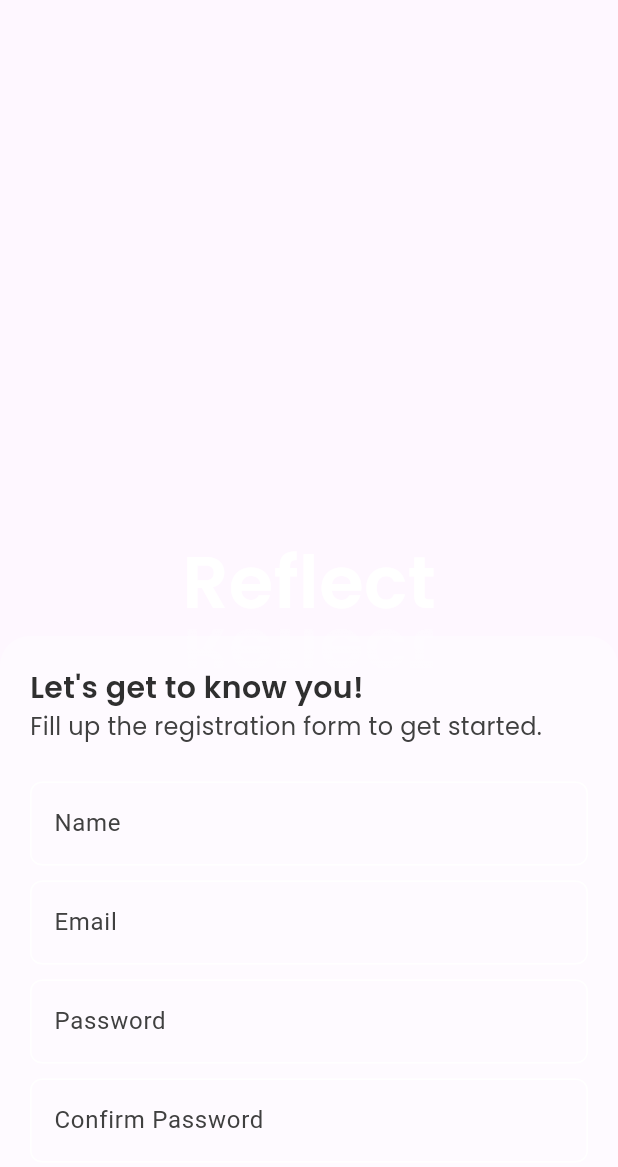
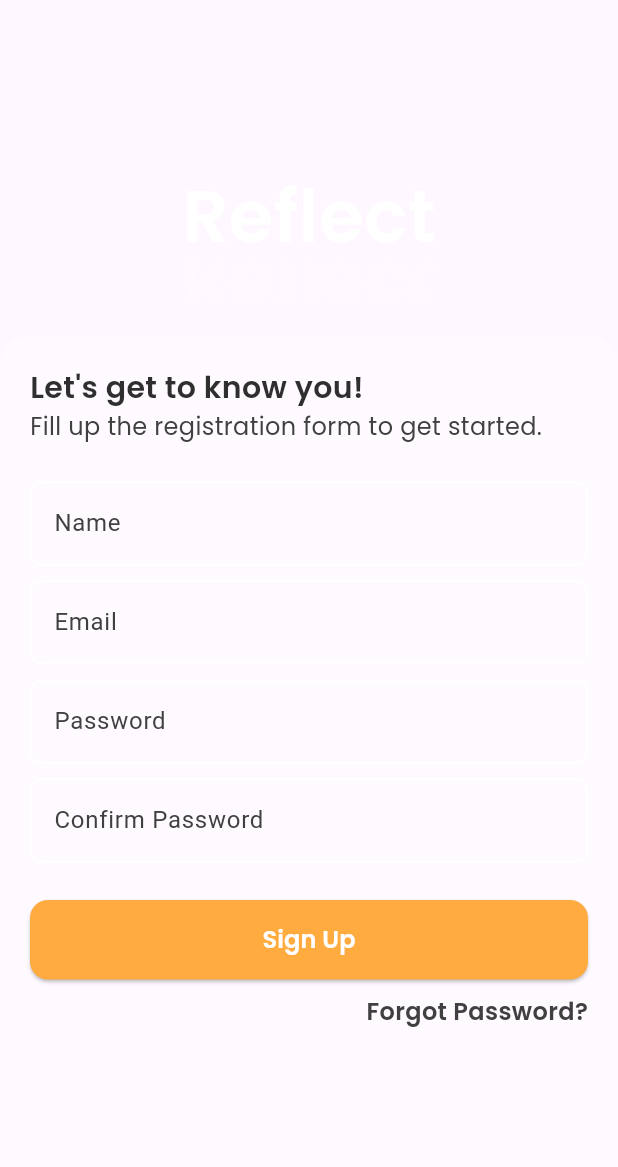
Before and after one commit to AkashP4769/reflect, a Flutter app: the screen it shows after launch, on a phone screen of 412 x 824 dp. Shown: the top 1167 px of the screen. Run offline on Flutter 3.47's test engine with Material 3 defaults, Android fonts, the phone set to English and light mode, and no system bars; our stand-ins replace chewie, video_player.

Commit message:
sign up button

```diff
--- a/lib/components/signup/signup_card.dart
+++ b/lib/components/signup/signup_card.dart
@@ -40,12 +40,12 @@
   @override
   Widget build(BuildContext context) {
     return Container(
-      height: 400,
+      height: 600,
       width: MediaQuery.of(context).size.width,
-      padding: EdgeInsets.symmetric(vertical: 20, horizontal: 20),
+      padding: const EdgeInsets.symmetric(vertical: 20, horizontal: 20),
       decoration: BoxDecoration(
         color: Colors.white.withOpacity(0.4),
-        borderRadius: BorderRadius.only(topLeft: Radius.circular(20), topRight: Radius.circular(20))
+        borderRadius: const BorderRadius.only(topLeft: Radius.circular(20), topRight: Radius.circular(20))
       ),
       child: Column(
         crossAxisAlignment: CrossAxisAlignment.start,
@@ -53,11 +53,36 @@
           Text("Let's get to know you!", style: TextStyle(color: darkGrey, fontSize: 20, fontFamily: "Poppins", fontWeight: FontWeight.w600),),
           Text("Fill up the registration form to get started.", style: TextStyle(color: grey, fontSize: 16, fontFamily: "Poppins", fontWeight: FontWeight.w400),),
 
-          SizedBox(height: 20,),
+          const SizedBox(height: 20,),
           SignUpTextField(text: "Name", controller: nameController),
           SignUpTextField(text: "Email", controller: emailController),
           SignUpTextField(text: "Password", controller: passwordController),
-          SignUpTextField(text: "Confirm Password", controller: confirmPasswordController)
+          SignUpTextField(text: "Confirm Password", controller: confirmPasswordController),
+          const SizedBox(height: 20,),
+
+          Align(
+            alignment: Alignment.center,
+            child: ElevatedButton(
+              onPressed: (){
+
+              },
+              style: ElevatedButton.styleFrom(
+                backgroundColor: Colors.orangeAccent,
+                minimumSize: Size(double.infinity, 50),
+                padding: const EdgeInsets.symmetric(vertical: 15),
+                shape: RoundedRectangleBorder(
+                  borderRadius: BorderRadius.circular(12)
+                )
+              ),
+              child: Text("Sign Up", style: TextStyle(color: Colors.white, fontSize: 16, fontFamily: "Poppins", fontWeight: FontWeight.w600),),
+            ),
+          ),
+          SizedBox(height: 10,),
+          Align(
+            alignment: Alignment.centerRight,
+            child: Text("Forgot Password?", style: TextStyle(color: grey, fontSize: 16, fontFamily: "Poppins", fontWeight: FontWeight.w600),),
+          )
+
         ],
       ),
 
--- a/lib/pages/bg_splash.dart
+++ b/lib/pages/bg_splash.dart
@@ -23,6 +23,8 @@
     _chewieController = ChewieController(videoPlayerController: _controller,
       autoPlay: true,
       looping: true,
+      showControls: false,
+      showOptions: false
     );
   }
 
--- a/lib/pages/login.dart
+++ b/lib/pages/login.dart
@@ -21,7 +21,10 @@
           alignment: Alignment.center,
           children: [
             const Bg_Splash(),
-            const Reflect(),
+            Positioned(
+              top: 120,
+              child: const Reflect()
+            ),
             Align(
               alignment: Alignment.bottomCenter,
               child: SignUpCard(),
```
